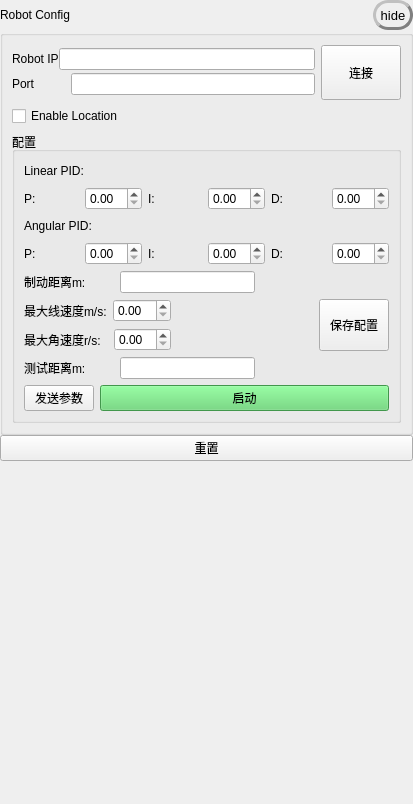
The window that PID_Assiant/ui/toolpage.ui (Photin1a/nav_assiant) describes before a commit, drawn with Qt 5.
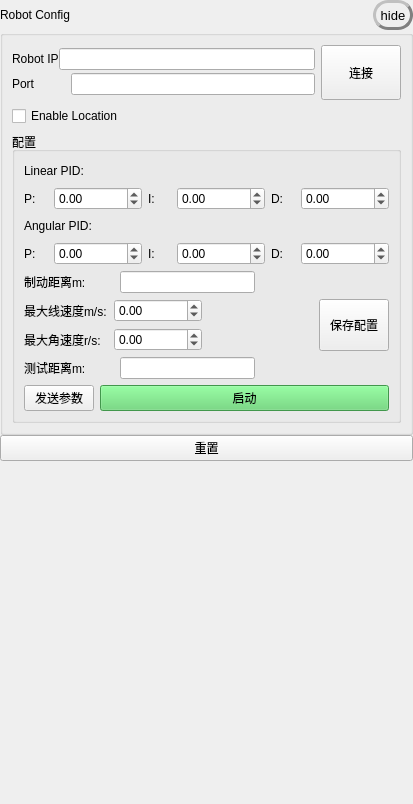
The same window after the commit.

Patch:
```diff
--- a/PID_Assiant/ui/toolpage.ui
+++ b/PID_Assiant/ui/toolpage.ui
@@ -229,7 +229,14 @@
               </widget>
              </item>
              <item>
-              <widget class="QDoubleSpinBox" name="pos_p_box"/>
+              <widget class="QDoubleSpinBox" name="pos_p_box">
+               <property name="minimum">
+                <double>-9999999.000000000000000</double>
+               </property>
+               <property name="maximum">
+                <double>9999999.000000000000000</double>
+               </property>
+              </widget>
              </item>
             </layout>
            </item>
@@ -243,7 +250,14 @@
               </widget>
              </item>
              <item>
-              <widget class="QDoubleSpinBox" name="pos_i_box"/>
+              <widget class="QDoubleSpinBox" name="pos_i_box">
+               <property name="minimum">
+                <double>-9999999.000000000000000</double>
+               </property>
+               <property name="maximum">
+                <double>9999999.000000000000000</double>
+               </property>
+              </widget>
              </item>
             </layout>
            </item>
@@ -257,7 +271,14 @@
               </widget>
              </item>
              <item>
-              <widget class="QDoubleSpinBox" name="pos_d_box"/>
+              <widget class="QDoubleSpinBox" name="pos_d_box">
+               <property name="minimum">
+                <double>-9999999.000000000000000</double>
+               </property>
+               <property name="maximum">
+                <double>9999999.000000000000000</double>
+               </property>
+              </widget>
              </item>
             </layout>
            </item>
@@ -299,7 +320,14 @@
               </widget>
              </item>
              <item>
-              <widget class="QDoubleSpinBox" name="yaw_p_box"/>
+              <widget class="QDoubleSpinBox" name="yaw_p_box">
+               <property name="minimum">
+                <double>-9999999.000000000000000</double>
+               </property>
+               <property name="maximum">
+                <double>9999999.000000000000000</double>
+               </property>
+              </widget>
              </item>
             </layout>
            </item>
@@ -313,7 +341,14 @@
               </widget>
              </item>
              <item>
-              <widget class="QDoubleSpinBox" name="yaw_i_box"/>
+              <widget class="QDoubleSpinBox" name="yaw_i_box">
+               <property name="minimum">
+                <double>-9999999.000000000000000</double>
+               </property>
+               <property name="maximum">
+                <double>9999999.000000000000000</double>
+               </property>
+              </widget>
              </item>
             </layout>
            </item>
@@ -327,7 +362,14 @@
               </widget>
              </item>
              <item>
-              <widget class="QDoubleSpinBox" name="yaw_d_box"/>
+              <widget class="QDoubleSpinBox" name="yaw_d_box">
+               <property name="minimum">
+                <double>-9999999.000000000000000</double>
+               </property>
+               <property name="maximum">
+                <double>9999999.000000000000000</double>
+               </property>
+              </widget>
              </item>
             </layout>
            </item>
@@ -383,7 +425,14 @@
                 </widget>
                </item>
                <item>
-                <widget class="QDoubleSpinBox" name="max_v_box"/>
+                <widget class="QDoubleSpinBox" name="max_v_box">
+                 <property name="minimum">
+                  <double>-9999999.000000000000000</double>
+                 </property>
+                 <property name="maximum">
+                  <double>9999999.000000000000000</double>
+                 </property>
+                </widget>
                </item>
               </layout>
              </item>
@@ -397,7 +446,14 @@
                 </widget>
                </item>
                <item>
-                <widget class="QDoubleSpinBox" name="max_w_box"/>
+                <widget class="QDoubleSpinBox" name="max_w_box">
+                 <property name="minimum">
+                  <double>-9999999.000000000000000</double>
+                 </property>
+                 <property name="maximum">
+                  <double>9999999.000000000000000</double>
+                 </property>
+                </widget>
                </item>
               </layout>
              </item>
```
